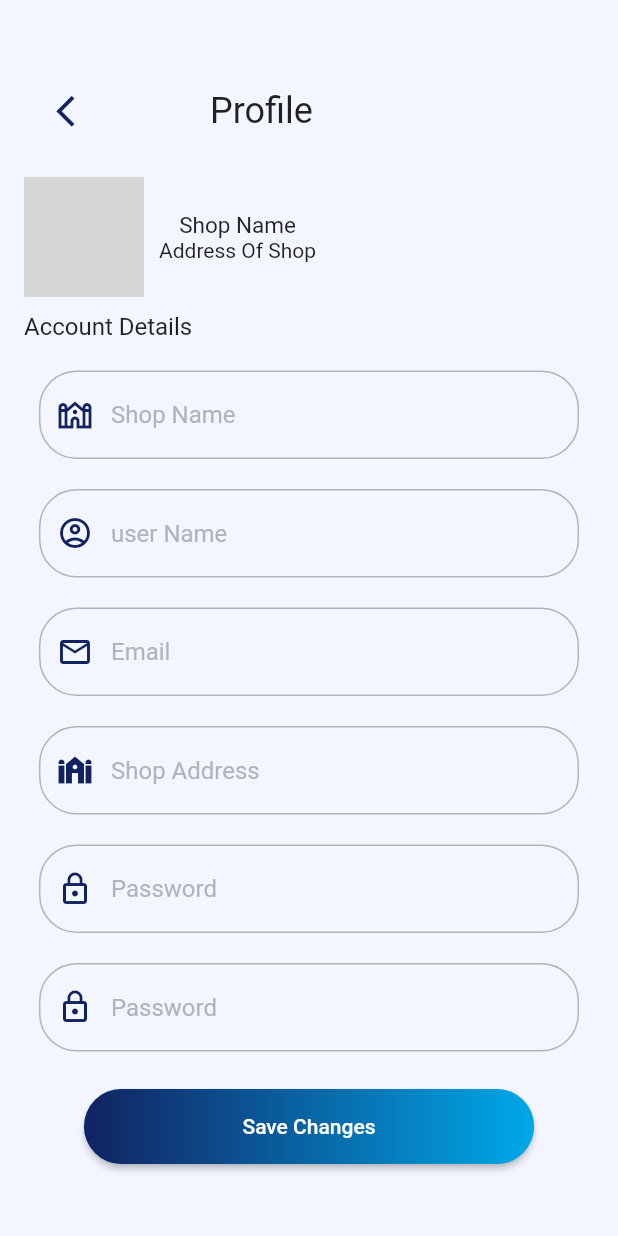
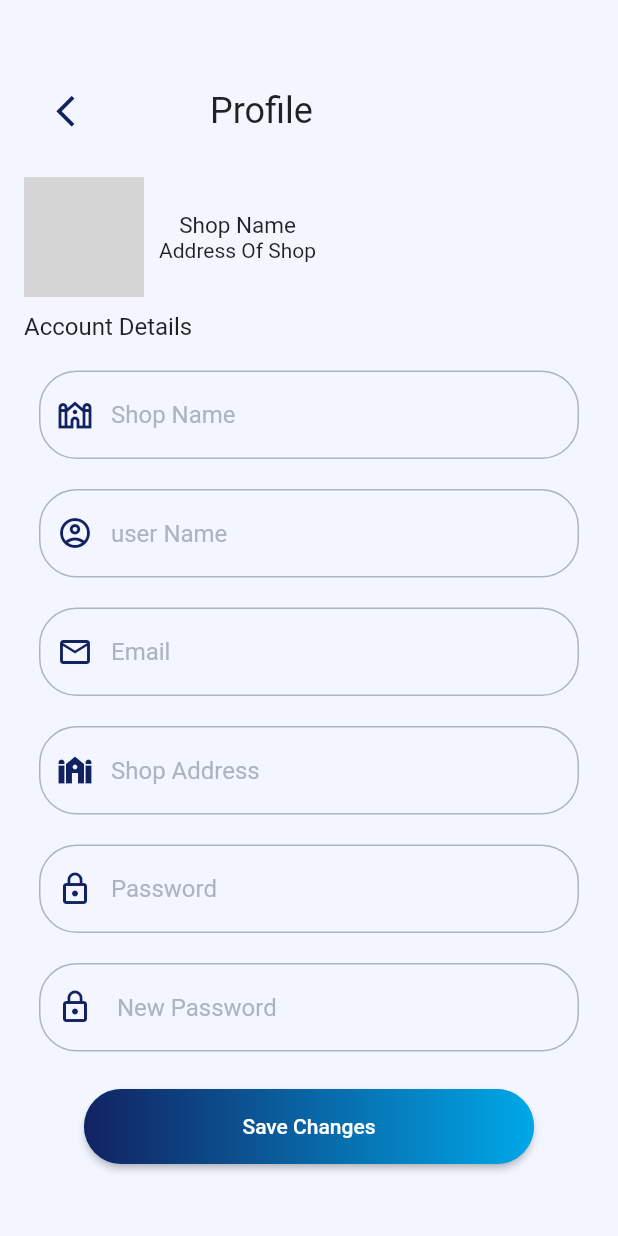
Before and after one commit to talha261/FYP-PureH2O, a Flutter app: the ProfileScreen screen opened directly, on a phone screen of 412 x 824 dp. Run offline on Flutter 3.47's test engine with Material 2 defaults, Android fonts, the phone set to English and light mode, and no system bars; our stand-ins replace fl_chart, pinput; network calls fail; Roboto replaces fonts that are missing (Poppins400, Poppins500, Poppins600); grey boxes are pictures that could not be loaded.

```diff
--- a/lib/Screeens/Common/Profile.dart
+++ b/lib/Screeens/Common/Profile.dart
@@ -12,8 +12,12 @@ class ProfileScreen extends StatefulWidget {
 }
 
 class _ProfileScreenState extends State<ProfileScreen> {
-  TextEditingController nameController = TextEditingController();
+  TextEditingController shopNameController = TextEditingController();
+  TextEditingController userNameController = TextEditingController();
+  TextEditingController emailController = TextEditingController();
+  TextEditingController addressController = TextEditingController();
   TextEditingController passwordController = TextEditingController();
+  TextEditingController newPasswordController = TextEditingController();
   @override
   Widget build(BuildContext context) {
     return Scaffold(
@@ -25,11 +29,10 @@ class _ProfileScreenState extends State<ProfileScreen> {
           child: Column(
             crossAxisAlignment: CrossAxisAlignment.start,
             children: [
-              HeaderWithBackButton(screenName: "Profile"),
-              Container(
-                child: Row(
+              const HeaderWithBackButton(screenName: "Profile"),
+              Row(
                 children: [
-                    Container(
+                  SizedBox(
                     height: 80,
                     width: 80,
                     child: ClipRRect(
@@ -41,7 +44,7 @@ class _ProfileScreenState extends State<ProfileScreen> {
                   ),
                   Container(
                     margin: const EdgeInsets.only(left: 10),
-                      child: Column(
+                    child: const Column(
                       children: [
                         Text("Shop Name",
                             style: TextStyle(
@@ -58,7 +61,6 @@ class _ProfileScreenState extends State<ProfileScreen> {
                   )
                 ],
               ),
-              ),
               Container(
                 margin: const EdgeInsets.symmetric(vertical: 10),
                 child: const Text(
@@ -70,25 +72,25 @@ class _ProfileScreenState extends State<ProfileScreen> {
                 child: Column(
                   children: [
                     CustomTextInput(
-                      controller: nameController,
+                      controller: shopNameController,
                       hintText: "Shop Name",
                       prefixIcon: Icons.synagogue_outlined,
                       icon: true,
                     ),
                     CustomTextInput(
-                      controller: nameController,
+                      controller: userNameController,
                       hintText: "user Name",
                       prefixIcon: Icons.account_circle_outlined,
                       icon: true,
                     ),
                     CustomTextInput(
-                      controller: nameController,
+                      controller: emailController,
                       hintText: "Email",
                       prefixIcon: Icons.email_outlined,
                       icon: true,
                     ),
                     CustomTextInput(
-                      controller: nameController,
+                      controller: addressController,
                       hintText: "Shop Address",
                       prefixIcon: Icons.synagogue_sharp,
                       icon: true,
@@ -100,8 +102,8 @@ class _ProfileScreenState extends State<ProfileScreen> {
                       icon: true,
                     ),
                     CustomTextInput(
-                      controller: passwordController,
-                      hintText: "Password",
+                      controller: newPasswordController,
+                      hintText: " New Password",
                       prefixIcon: Icons.lock_outline,
                       icon: true,
                     ),
--- a/lib/Utils/Colors.dart
+++ b/lib/Utils/Colors.dart
@@ -9,4 +9,5 @@ class AppColors {
   static const Color inputTextColor = Color(0xFF122261);
   static const Color buttonColor = Color(0xFF122261);
   static const Color placeHolderColor = Color(0xFFADB4C0);
+  static const Color cardColor = Color(0xFF2DD4BF);
 }
--- a/lib/Widgets/HeaderWithBackButton.dart
+++ b/lib/Widgets/HeaderWithBackButton.dart
@@ -20,7 +20,7 @@ class HeaderWithBackButton extends StatelessWidget {
                 Icons.arrow_back_ios,
                 size: 25,
               ),
-              onPressed: () => Navigator.pop(context),
+              onPressed: () => Navigator.of(context).pop(),
               color: AppColors.buttonColor),
           Container(
             margin: EdgeInsets.only(left: 66),
```
Also changed, not shown: lib/Screeens/Common/Wallet.dart (added, +152 -0 lines), lib/Screeens/Shop/DashBoard.dart (+5 -3 lines). Lines whose indentation alone changed are shown as unchanged.
